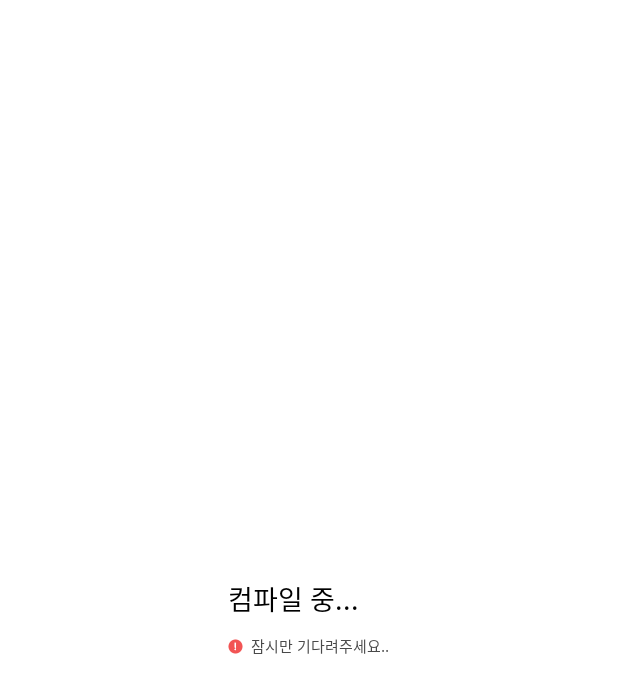
After one commit to ChanggeunBrigade/REECO, an Android app: the layout loading_dialog.xml on its own in the app's theme, with its tools: preview values and no code run, on a phone screen of 412 x 824 dp. The commit adds this screen. Shown: the top 693 px of the screen. Run offline under Robolectric (Android 15) with nearby library versions, the phone set to English and light mode, and no system bars.

Commit message:
컴파일 로딩 대화상자 추가

```diff
--- a/app/src/main/java/com/example/reeco/CodeWriteActivity.java
+++ b/app/src/main/java/com/example/reeco/CodeWriteActivity.java
@@ -1,6 +1,7 @@
 package com.example.reeco;
 
 import android.app.Activity;
+import android.app.Dialog;
 import android.content.Intent;
 import android.database.Cursor;
 import android.net.Uri;
@@ -14,6 +15,7 @@ import android.view.Menu;
 import android.view.MenuInflater;
 import android.view.MenuItem;
 import android.view.View;
+import android.view.Window;
 import android.widget.Button;
 import android.widget.EditText;
 import android.widget.LinearLayout;
@@ -101,6 +103,10 @@ public class CodeWriteActivity extends AppCompatActivity implements PickiTCallba
         toolbar = findViewById(R.id.toolbar);
         setSupportActionBar(toolbar);
 
+        Dialog mDialog = new Dialog(CodeWriteActivity.this);
+        mDialog.requestWindowFeature(Window.FEATURE_NO_TITLE);
+        mDialog.setContentView(R.layout.custom_dialog);
+
         actionBar = getSupportActionBar();
         actionBar.setDisplayShowCustomEnabled(true);
         actionBar.setDisplayShowTitleEnabled(false);
@@ -145,6 +151,9 @@ public class CodeWriteActivity extends AppCompatActivity implements PickiTCallba
 
             System.out.println("확장자 포함 = " + fileNameWithExt + " 확장자 미포함 = " + fileNameWithoutExt);
 
+            LoadingDialog dlg = new LoadingDialog(CodeWriteActivity.this);
+            dlg.show();
+
             Intent intent = new Intent(getApplicationContext(), CompileResultActivity.class);
 
             intent.putExtra("ip", ip);
@@ -157,6 +166,7 @@ public class CodeWriteActivity extends AppCompatActivity implements PickiTCallba
                 compilerResult = getSSHResponse(user, port, ip, password, src, tmp, compileFile, fileNameWithExt, fileNameWithoutExt);
                 intent.putExtra("compilerResult", compilerResult);
                 startActivity(intent);
+                dlg.cancel();
             });
 
             thread.start();
--- /dev/null
+++ b/app/src/main/java/com/example/reeco/LoadingDialog.java
@@ -0,0 +1,24 @@
+package com.example.reeco;
+
+import android.app.Dialog;
+import android.content.Context;
+import android.os.Bundle;
+import android.widget.Button;
+
+import io.reactivex.rxjava3.core.Observable;
+import io.reactivex.rxjava3.schedulers.Schedulers;
+
+public class LoadingDialog extends Dialog {
+    private final Context mContext;
+
+    public LoadingDialog(Context mContext) {
+        super(mContext);
+        this.mContext = mContext;
+    }
+
+    @Override
+    protected void onCreate(Bundle savedInstanceState) {
+        super.onCreate(savedInstanceState);
+        setContentView(R.layout.loading_dialog);
+    }
+}
--- /dev/null
+++ b/app/src/main/res/layout/loading_dialog.xml
@@ -0,0 +1,47 @@
+<?xml version="1.0" encoding="utf-8"?>
+<LinearLayout xmlns:android="http://schemas.android.com/apk/res/android"
+    android:layout_width="wrap_content"
+    android:layout_height="wrap_content"
+    android:orientation="vertical"
+    android:layout_gravity="center"
+    android:layout_margin="15dp"
+    android:padding="5dp">
+
+
+    <TextView
+        style="@style/CustomTextViewTitleStyle"
+        android:id="@+id/titleTextView"
+        android:layout_width="match_parent"
+        android:layout_height="wrap_content"
+        android:layout_marginTop="5dp"
+        android:text="컴파일 중..."
+        android:textSize="18sp" />
+
+    <LinearLayout
+        android:layout_width="match_parent"
+        android:layout_height="wrap_content"
+        android:orientation="horizontal">
+
+        <ImageView
+            android:layout_width="10dp"
+            android:layout_height="10dp"
+            android:layout_marginTop="13.5dp"
+            android:contentDescription="warning"
+            android:src="@drawable/warning" />
+
+        <TextView
+            style="@style/CustomTextViewStyle"
+            android:id="@+id/dialogTextView1"
+            android:layout_width="match_parent"
+            android:layout_height="wrap_content"
+            android:text="잠시만 기다려주세요.."
+            android:textSize="10dp"
+            android:lineSpacingExtra="5dp"
+            android:layout_marginTop="10dp"
+            android:layout_marginLeft="5dp"
+            android:layout_marginBottom="5dp"/>
+
+    </LinearLayout>
+
+
+</LinearLayout>
```
